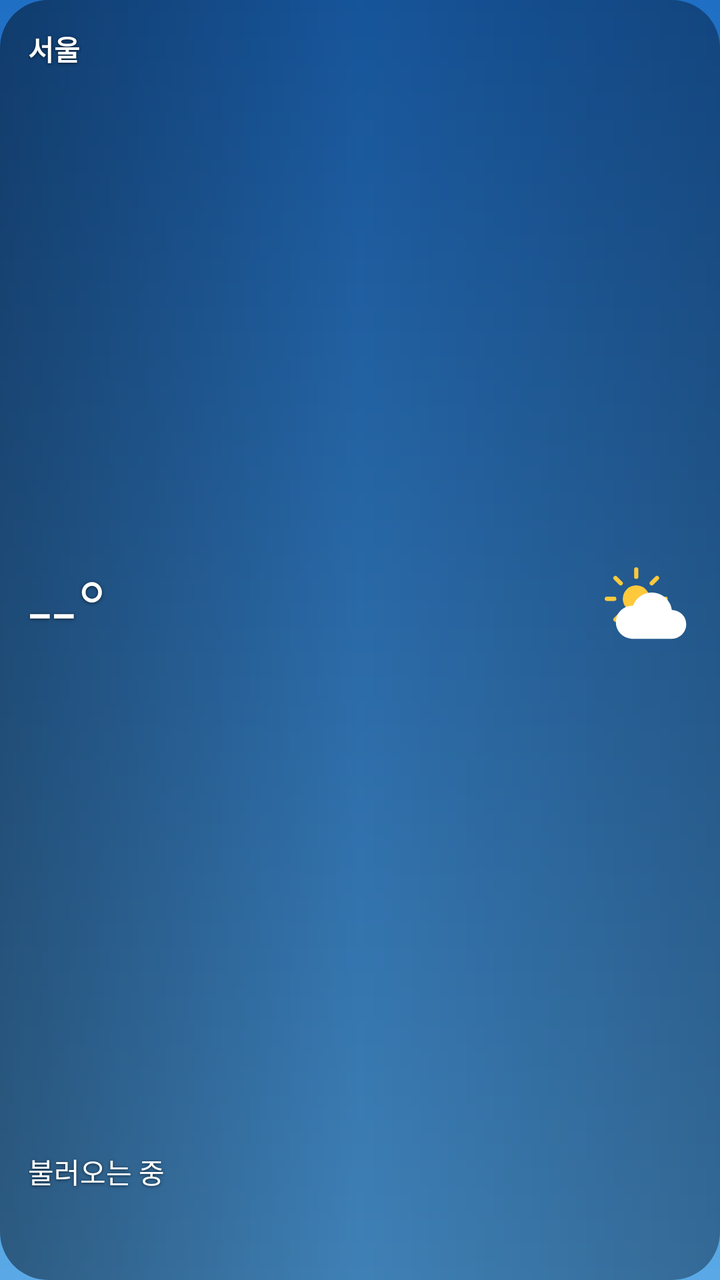
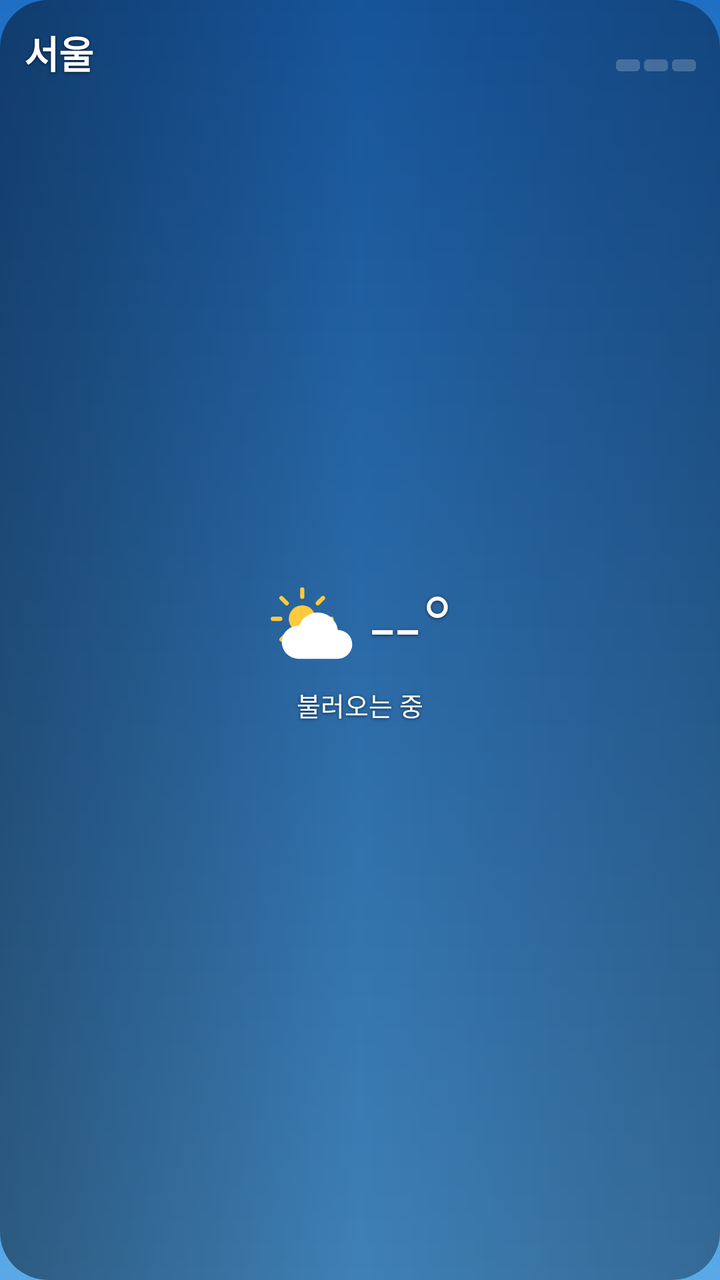

The first picture is an Android layout as it rendered before a commit; the second is the same layout after the commit. The layout source and the unified diff follow.
<!-- AndroidManifest.xml: application theme AppTheme -->
<!-- res/layout/widget_small.xml -->
<?xml version="1.0" encoding="utf-8"?>
<FrameLayout xmlns:android="http://schemas.android.com/apk/res/android"
    android:id="@+id/root" android:layout_width="match_parent" android:layout_height="match_parent"
    android:background="@drawable/widget_clip" android:clipToOutline="true">
    <ImageView android:id="@+id/bg" android:layout_width="match_parent" android:layout_height="match_parent"
        android:scaleType="centerCrop" android:src="@drawable/bg_clear_day" android:importantForAccessibility="no"/>
    <ImageView android:id="@+id/scrim" android:layout_width="match_parent" android:layout_height="match_parent"
        android:scaleType="fitXY" android:src="@drawable/scrim" android:importantForAccessibility="no"/>
    <LinearLayout     android:id="@+id/content" android:layout_width="match_parent" android:layout_height="match_parent"
        android:orientation="vertical" android:padding="14dp" >
        <TextView android:id="@+id/city" android:shadowColor="#99000000" android:shadowRadius="4" android:shadowDy="1" android:layout_width="match_parent" android:layout_height="wrap_content"
            android:text="서울" android:textColor="#FFFFFF" android:textSize="14sp" android:textStyle="bold" android:maxLines="1" android:ellipsize="end"/>
        <LinearLayout android:layout_width="match_parent" android:layout_height="0dp" android:layout_weight="1"
            android:orientation="horizontal" android:gravity="center_vertical">
            <TextView android:id="@+id/temp" android:shadowColor="#99000000" android:shadowRadius="4" android:shadowDy="1" android:layout_width="0dp" android:layout_weight="1" android:layout_height="wrap_content"
                android:text="--°" android:textColor="#FFFFFF" android:textSize="42sp" android:fontFamily="sans-serif-light" android:maxLines="1"/>
            <ImageView android:id="@+id/icon" android:layout_width="46dp" android:layout_height="46dp" android:src="@drawable/ic_w_partly_day"/>
        </LinearLayout>
        <TextView android:id="@+id/cond" android:shadowColor="#99000000" android:shadowRadius="4" android:shadowDy="1" android:layout_width="match_parent" android:layout_height="wrap_content"
            android:text="불러오는 중" android:textColor="#FFFFFF" android:textSize="14sp" android:maxLines="1"/>
        <TextView android:id="@+id/hl" android:shadowColor="#99000000" android:shadowRadius="4" android:shadowDy="1" android:layout_width="match_parent" android:layout_height="wrap_content"
            android:text="" android:textColor="#CCFFFFFF" android:textSize="12sp" android:maxLines="1"/>
        <TextView android:id="@+id/updated" android:shadowColor="#99000000" android:shadowRadius="4" android:shadowDy="1" android:layout_width="match_parent" android:layout_height="wrap_content"
            android:text="" android:textColor="#99FFFFFF" android:textSize="10sp" android:maxLines="1"/>
    </LinearLayout>
</FrameLayout>
<!-- resources referenced by this layout -->
<resources>
  <!-- drawable bg_clear_day (drawable) -->
  <?xml version="1.0" encoding="utf-8"?>
  <shape xmlns:android="http://schemas.android.com/apk/res/android" android:shape="rectangle"><corners android:radius="24dp"/><gradient android:angle="270" android:startColor="#1A63B5" android:endColor="#4A97D6"/></shape>
  <!-- drawable ic_w_partly_day (drawable) -->
  <?xml version="1.0" encoding="utf-8"?>
  <vector xmlns:android="http://schemas.android.com/apk/res/android" android:width="64dp" android:height="64dp" android:viewportWidth="64" android:viewportHeight="64"><group android:translateX="-2" android:translateY="-3" android:scaleX="0.85" android:scaleY="0.85"><path android:fillColor="#FFC93C" android:pathData="M32,21a11,11 0,1 1,0 22a11,11 0,1 1,0 -22z"/><path android:strokeColor="#FFC93C" android:strokeWidth="3.5" android:strokeLineCap="round" android:pathData="M32,14L32,8M32,56L32,50M14,32L8,32M56,32L50,32M19.3,19.3L15,15M44.7,44.7L49,49M44.7,19.3L49,15M19.3,44.7L15,49"/></group><group android:translateX="4" android:translateY="6" android:scaleX="1" android:scaleY="1"><path android:fillColor="#FFFFFF" android:pathData="M18,46h28a10,10 0,0 0,0 -20a14,14 0,0 0,-27 -3A11,11 0,0 0,18 46z"/></group></vector>
  <!-- drawable scrim (drawable) -->
  <?xml version="1.0" encoding="utf-8"?>
  <shape xmlns:android="http://schemas.android.com/apk/res/android" android:shape="rectangle"><gradient android:angle="0" android:startColor="#66000000" android:centerColor="#26000000" android:endColor="#4D000000"/></shape>
  <!-- drawable widget_clip (drawable) -->
  <?xml version="1.0" encoding="utf-8"?>
  <shape xmlns:android="http://schemas.android.com/apk/res/android" android:shape="rectangle"><corners android:radius="24dp"/><solid android:color="#01000000"/></shape>
  <style name="AppTheme" parent="android:Theme.Material.NoActionBar">
      <item name="android:windowBackground">@drawable/ic_launcher_bg</item>
      <item name="android:statusBarColor">#1F6FC5</item>
      <item name="android:navigationBarColor">#5AA9E6</item>
    </style>
  <!-- drawable ic_launcher_bg (drawable) -->
  <?xml version="1.0" encoding="utf-8"?>
  <shape xmlns:android="http://schemas.android.com/apk/res/android"><gradient android:angle="270" android:startColor="#1F6FC5" android:endColor="#5AA9E6"/></shape>
</resources>

<!-- the commit's change to res/layout/widget_small.xml (unified diff, before → after) -->
@@ -6,21 +6,25 @@
         android:scaleType="centerCrop" android:src="@drawable/bg_clear_day" android:importantForAccessibility="no"/>
     <ImageView android:id="@+id/scrim" android:layout_width="match_parent" android:layout_height="match_parent"
         android:scaleType="fitXY" android:src="@drawable/scrim" android:importantForAccessibility="no"/>
-    <LinearLayout     android:id="@+id/content" android:layout_width="match_parent" android:layout_height="match_parent"
-        android:orientation="vertical" android:padding="14dp" >
-        <TextView android:id="@+id/city" android:shadowColor="#99000000" android:shadowRadius="4" android:shadowDy="1" android:layout_width="match_parent" android:layout_height="wrap_content"
-            android:text="서울" android:textColor="#FFFFFF" android:textSize="14sp" android:textStyle="bold" android:maxLines="1" android:ellipsize="end"/>
-        <LinearLayout android:layout_width="match_parent" android:layout_height="0dp" android:layout_weight="1"
-            android:orientation="horizontal" android:gravity="center_vertical">
-            <TextView android:id="@+id/temp" android:shadowColor="#99000000" android:shadowRadius="4" android:shadowDy="1" android:layout_width="0dp" android:layout_weight="1" android:layout_height="wrap_content"
-                android:text="--°" android:textColor="#FFFFFF" android:textSize="42sp" android:fontFamily="sans-serif-light" android:maxLines="1"/>
-            <ImageView android:id="@+id/icon" android:layout_width="46dp" android:layout_height="46dp" android:src="@drawable/ic_w_partly_day"/>
+    <LinearLayout android:id="@+id/content" android:layout_width="match_parent" android:layout_height="match_parent" android:orientation="vertical" android:padding="12dp">
+        <LinearLayout android:layout_width="match_parent" android:layout_height="wrap_content" android:orientation="horizontal">
+            <TextView android:id="@+id/city" android:shadowColor="#99000000" android:shadowRadius="4" android:shadowDy="1" android:layout_width="0dp" android:layout_weight="1" android:layout_height="wrap_content" android:text="서울" android:textColor="#FFFFFF" android:textSize="19sp" android:maxLines="1" android:textStyle="bold" android:ellipsize="end"/>
+            <LinearLayout android:layout_width="wrap_content" android:layout_height="wrap_content" android:orientation="vertical" android:gravity="end">
+                <TextView android:id="@+id/dust" android:shadowColor="#99000000" android:shadowRadius="4" android:shadowDy="1" android:layout_width="wrap_content" android:layout_height="wrap_content" android:text="" android:textColor="#DDFFFFFF" android:textSize="11sp" android:maxLines="1" />
+                <LinearLayout android:id="@+id/meter" android:layout_width="wrap_content" android:layout_height="wrap_content" android:layout_marginTop="3dp" android:orientation="horizontal">
+                <ImageView android:id="@+id/m1" android:layout_width="12dp" android:layout_height="6dp" android:scaleType="fitXY" android:src="@drawable/cell_off"/>
+                <ImageView android:id="@+id/m2" android:layout_width="12dp" android:layout_height="6dp" android:layout_marginStart="2dp" android:scaleType="fitXY" android:src="@drawable/cell_off"/>
+                <ImageView android:id="@+id/m3" android:layout_width="12dp" android:layout_height="6dp" android:layout_marginStart="2dp" android:scaleType="fitXY" android:src="@drawable/cell_off"/>
+            </LinearLayout>
+            </LinearLayout>
         </LinearLayout>
-        <TextView android:id="@+id/cond" android:shadowColor="#99000000" android:shadowRadius="4" android:shadowDy="1" android:layout_width="match_parent" android:layout_height="wrap_content"
-            android:text="불러오는 중" android:textColor="#FFFFFF" android:textSize="14sp" android:maxLines="1"/>
-        <TextView android:id="@+id/hl" android:shadowColor="#99000000" android:shadowRadius="4" android:shadowDy="1" android:layout_width="match_parent" android:layout_height="wrap_content"
-            android:text="" android:textColor="#CCFFFFFF" android:textSize="12sp" android:maxLines="1"/>
-        <TextView android:id="@+id/updated" android:shadowColor="#99000000" android:shadowRadius="4" android:shadowDy="1" android:layout_width="match_parent" android:layout_height="wrap_content"
-            android:text="" android:textColor="#99FFFFFF" android:textSize="10sp" android:maxLines="1"/>
+        <LinearLayout android:layout_width="match_parent" android:layout_height="0dp" android:layout_weight="1" android:orientation="vertical" android:gravity="center">
+            <LinearLayout android:layout_width="match_parent" android:layout_height="wrap_content" android:orientation="horizontal" android:gravity="center">
+                <ImageView android:id="@+id/icon" android:layout_width="46dp" android:layout_height="46dp" android:src="@drawable/ic_w_partly_day"/>
+                <TextView android:id="@+id/temp" android:shadowColor="#99000000" android:shadowRadius="4" android:shadowDy="1" android:layout_width="wrap_content" android:layout_height="wrap_content" android:text="--°" android:textColor="#FFFFFF" android:textSize="44sp" android:maxLines="1" android:layout_marginStart="6dp" android:fontFamily="sans-serif-light" android:includeFontPadding="false"/>
+            </LinearLayout>
+            <TextView android:id="@+id/cond" android:shadowColor="#99000000" android:shadowRadius="4" android:shadowDy="1" android:layout_width="match_parent" android:layout_height="wrap_content" android:text="불러오는 중" android:textColor="#FFFFFF" android:textSize="13sp" android:maxLines="1" android:layout_marginTop="2dp" android:gravity="center" android:ellipsize="end"/>
+        </LinearLayout>
+        <TextView android:id="@+id/tip" android:shadowColor="#99000000" android:shadowRadius="4" android:shadowDy="1" android:layout_width="match_parent" android:layout_height="wrap_content" android:text="" android:textColor="#FFFFFF" android:textSize="12sp" android:gravity="center" android:maxLines="2" android:ellipsize="end" android:lineBreakWordStyle="phrase"/>
     </LinearLayout>
 </FrameLayout>
<!-- resource entries referenced after the edit -->
@@ -3,6 +3,9 @@
   <!-- drawable bg_clear_day (drawable) -->
   <?xml version="1.0" encoding="utf-8"?>
   <shape xmlns:android="http://schemas.android.com/apk/res/android" android:shape="rectangle"><corners android:radius="24dp"/><gradient android:angle="270" android:startColor="#1A63B5" android:endColor="#4A97D6"/></shape>
+  <!-- drawable cell_off (drawable) -->
+  <?xml version="1.0" encoding="utf-8"?>
+  <shape xmlns:android="http://schemas.android.com/apk/res/android" android:shape="rectangle"><corners android:radius="2dp"/><solid android:color="#33FFFFFF"/></shape>
   <!-- drawable ic_w_partly_day (drawable) -->
   <?xml version="1.0" encoding="utf-8"?>
   <vector xmlns:android="http://schemas.android.com/apk/res/android" android:width="64dp" android:height="64dp" android:viewportWidth="64" android:viewportHeight="64"><group android:translateX="-2" android:translateY="-3" android:scaleX="0.85" android:scaleY="0.85"><path android:fillColor="#FFC93C" android:pathData="M32,21a11,11 0,1 1,0 22a11,11 0,1 1,0 -22z"/><path android:strokeColor="#FFC93C" android:strokeWidth="3.5" android:strokeLineCap="round" android:pathData="M32,14L32,8M32,56L32,50M14,32L8,32M56,32L50,32M19.3,19.3L15,15M44.7,44.7L49,49M44.7,19.3L49,15M19.3,44.7L15,49"/></group><group android:translateX="4" android:translateY="6" android:scaleX="1" android:scaleY="1"><path android:fillColor="#FFFFFF" android:pathData="M18,46h28a10,10 0,0 0,0 -20a14,14 0,0 0,-27 -3A11,11 0,0 0,18 46z"/></group></vector>
